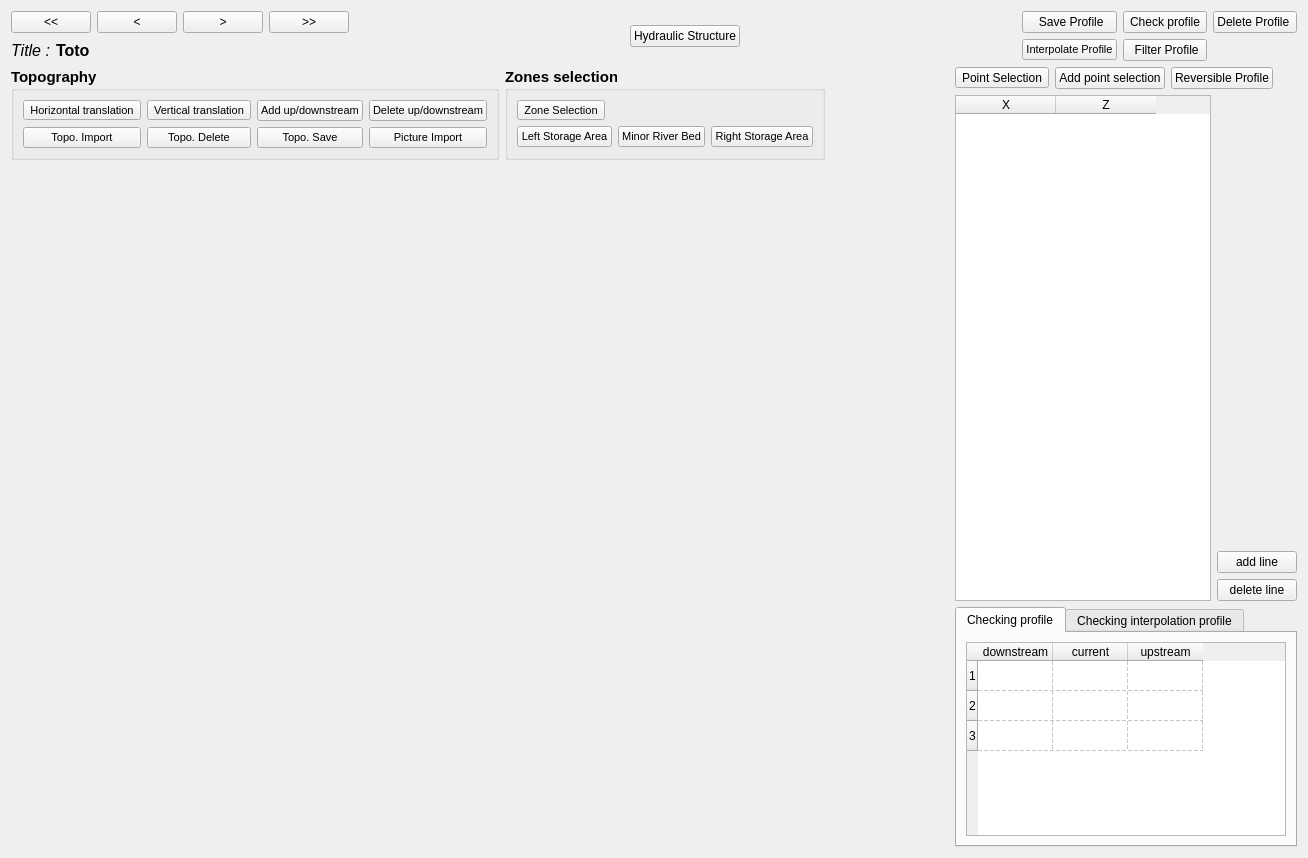
First picture: the form in ui/graphProfil.ui, repository Artelia/Mascaret, before the edit.
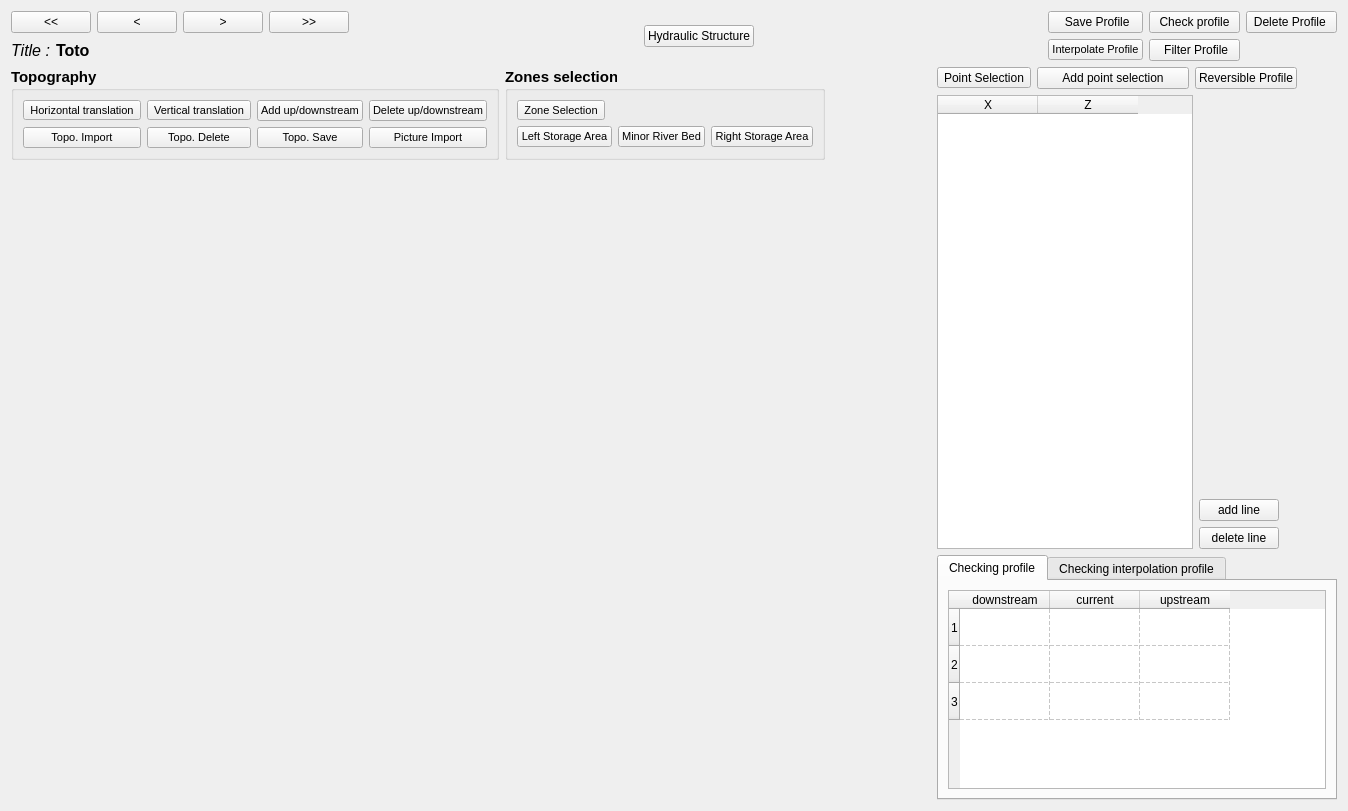
Second picture: the form after the edit. The open tabs and pages were chosen to show the change. Icons and pictures are not drawn.

Commit message: fixe size table

The edit to the form file:
```diff
--- a/ui/graphProfil.ui
+++ b/ui/graphProfil.ui
@@ -9,8 +9,8 @@
    <rect>
     <x>0</x>
     <y>0</y>
-    <width>1308</width>
-    <height>858</height>
+    <width>1348</width>
+    <height>811</height>
    </rect>
   </property>
   <property name="acceptDrops">
@@ -676,16 +676,41 @@
              </item>
             </layout>
            </item>
+           <item>
+            <spacer name="horizontalSpacer">
+             <property name="orientation">
+              <enum>Qt::Horizontal</enum>
+             </property>
+             <property name="sizeHint" stdset="0">
+              <size>
+               <width>40</width>
+               <height>20</height>
+              </size>
+             </property>
+            </spacer>
+           </item>
           </layout>
          </item>
          <item>
           <widget class="QTabWidget" name="tab_aff">
            <property name="sizePolicy">
             <sizepolicy hsizetype="MinimumExpanding" vsizetype="Minimum">
-             <horstretch>0</horstretch>
+             <horstretch>1</horstretch>
              <verstretch>0</verstretch>
             </sizepolicy>
            </property>
+           <property name="minimumSize">
+            <size>
+             <width>400</width>
+             <height>245</height>
+            </size>
+           </property>
+           <property name="maximumSize">
+            <size>
+             <width>600</width>
+             <height>16777215</height>
+            </size>
+           </property>
            <property name="currentIndex">
             <number>1</number>
            </property>
@@ -697,11 +722,26 @@
              <item row="0" column="0">
               <widget class="QTableWidget" name="table_check">
                <property name="sizePolicy">
-                <sizepolicy hsizetype="MinimumExpanding" vsizetype="Minimum">
+                <sizepolicy hsizetype="Expanding" vsizetype="Minimum">
                  <horstretch>0</horstretch>
                  <verstretch>0</verstretch>
                 </sizepolicy>
                </property>
+               <property name="minimumSize">
+                <size>
+                 <width>340</width>
+                 <height>193</height>
+                </size>
+               </property>
+               <property name="maximumSize">
+                <size>
+                 <width>650</width>
+                 <height>16777215</height>
+                </size>
+               </property>
+               <property name="sizeAdjustPolicy">
+                <enum>QAbstractScrollArea::AdjustToContents</enum>
+               </property>
                <property name="autoScroll">
                 <bool>true</bool>
                </property>
@@ -718,7 +758,28 @@
                 <bool>false</bool>
                </attribute>
                <attribute name="horizontalHeaderDefaultSectionSize">
-                <number>75</number>
+                <number>90</number>
+               </attribute>
+               <attribute name="horizontalHeaderHighlightSections">
+                <bool>true</bool>
+               </attribute>
+               <attribute name="horizontalHeaderShowSortIndicator" stdset="0">
+                <bool>false</bool>
+               </attribute>
+               <attribute name="horizontalHeaderStretchLastSection">
+                <bool>false</bool>
+               </attribute>
+               <attribute name="verticalHeaderCascadingSectionResizes">
+                <bool>false</bool>
+               </attribute>
+               <attribute name="verticalHeaderMinimumSectionSize">
+                <number>30</number>
+               </attribute>
+               <attribute name="verticalHeaderDefaultSectionSize">
+                <number>37</number>
+               </attribute>
+               <attribute name="verticalHeaderHighlightSections">
+                <bool>true</bool>
                </attribute>
                <row/>
                <row/>
```
Left out of the diff: 132 changed lines with no effect on the pictures. The commit also changes 2 other files.
